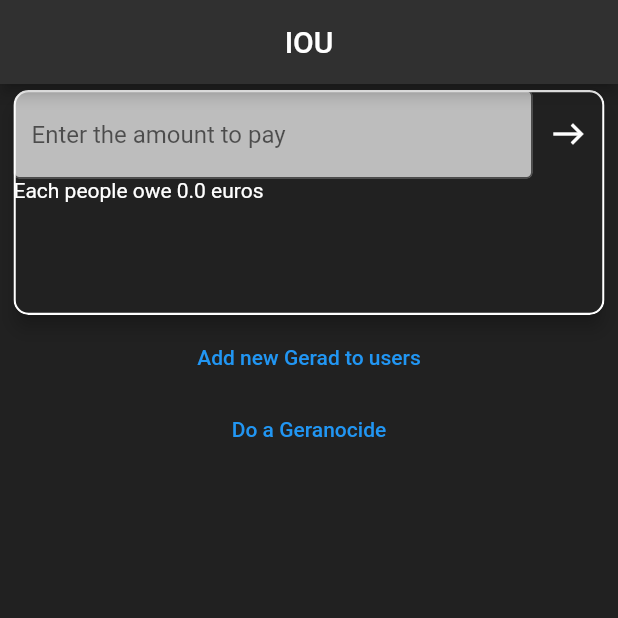
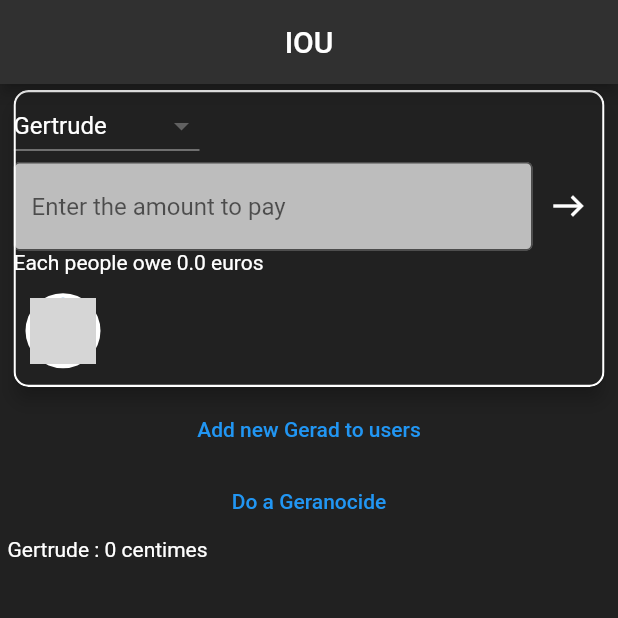
Before and after one commit to braimbau/IOU, a Flutter app: the screen it shows after launch, after a tap on "Add new Gerad to users", after a tap on "Do a Geranocide", on a phone screen of 412 x 824 dp, the top half of it. Run offline on Flutter 3.47's test engine with Material 2 defaults, Android fonts, the light colour scheme and no system bars; accounts and stored records are empty; network calls fail; grey boxes are pictures that could not be loaded.

Commit message:
add dropdown

```diff
--- a/lib/main.dart
+++ b/lib/main.dart
@@ -9,6 +9,8 @@ class Home extends StatefulWidget {
   @override
   _HomeState createState() => _HomeState();
 }
+
+int i = 0;
 
 class User {
   num _balance;
@@ -36,13 +38,49 @@ class User {
   }
 }
 
+
 class _HomeState extends State<Home> {
   int amountToPay = 0;
   int amountToPayPerUser = 0;
   int nbSelectedUsers = 0;
   double displayableAmountToPayPerUser = 0;
   final myController = TextEditingController();
-  List<User> userList = List<User>.empty(growable: true);
+  List<User> userList = [User("Gertrude", "https://loremflickr.com/500/500")];
+  List<String> userNameList = List<String>.empty(growable: true);
+
+
+  List<DropdownMenuItem<User>> _dropdownMenuItems;
+  User _selectedItem;
+
+  void initState() {
+    super.initState();
+    _dropdownMenuItems = buildDropDownMenuItems(userList);
+    _selectedItem = _dropdownMenuItems[0].value;
+
+  }
+
+  List<DropdownMenuItem<User>> buildDropDownMenuItems(List listItems) {
+    List<DropdownMenuItem<User>> items = List();
+    for (User listItem in listItems) {
+      items.add(
+        DropdownMenuItem(
+                child: Row(
+                  children:<Widget>[
+                    CircleAvatar(
+                       radius: 15,
+                       backgroundImage:
+                        NetworkImage(listItem._url),
+                ),
+                    Text(listItem._name,
+                      style : TextStyle(color: Colors.black,))
+          ]),
+          value: listItem,
+            ),
+      );
+    }
+    return items;
+  }
+
 
   @override
   Widget build(BuildContext context) {
@@ -78,6 +116,28 @@ class _HomeState extends State<Home> {
                 elevation: 5,
                 child: Column(
                   children: [
+                    Align(
+                      alignment: Alignment.topLeft,
+                      child: DropdownButton<User>(
+                          value: _selectedItem,
+                          items: _dropdownMenuItems,
+                          selectedItemBuilder: (_) {
+                            return userList
+                                .map((e) => Container(
+                              alignment: Alignment.centerLeft,
+                              width: 100,
+                              child: Text(_selectedItem._name,
+                                style: TextStyle(color: Colors.white),
+                              ),
+                            ))
+                                .toList();
+                          },
+                          onChanged: (value) {
+                            setState(() {
+                              _selectedItem = value;
+                            });
+                          }),
+                    ),
                     Row(
                       children: <Widget>[
                         Expanded(
@@ -120,10 +180,10 @@ class _HomeState extends State<Home> {
                               setState(() {
 
                                 userList.forEach((User usr) {
-                                  if (usr._isSelected)
+                                    if (usr._isSelected)
                                     usr.remBalance(amountToPayPerUser);
                                 });
-
+                                _selectedItem.addBalance(amountToPay);
                               });
                             },
                           ),
@@ -193,8 +253,10 @@ class _HomeState extends State<Home> {
                   onPressed: () {
                     setState(() {
                       int i = 500 + userList.length;
-                      userList.add(User("Gerard", "https://loremflickr.com/$i/$i"));
-
+                      String name = "Gerard " + i.toString();
+                      userList.add(User(name, "https://loremflickr.com/$i/$i"));
+                      userNameList.add(name);
+                      _dropdownMenuItems = buildDropDownMenuItems(userList);
                     });
                   },
                   child: Text("Add new Gerad to users")),
@@ -203,6 +265,8 @@ class _HomeState extends State<Home> {
                     setState(() {
                       userList.clear();
                       nbSelectedUsers = 0;
+                      userList.add(User("Gertrude", "https://loremflickr.com/500/500"));
+                      _dropdownMenuItems = buildDropDownMenuItems(userList);
                     });
                   },
                   child: Text("Do a Geranocide")),
```
Also changed, not shown: 8 other files.
